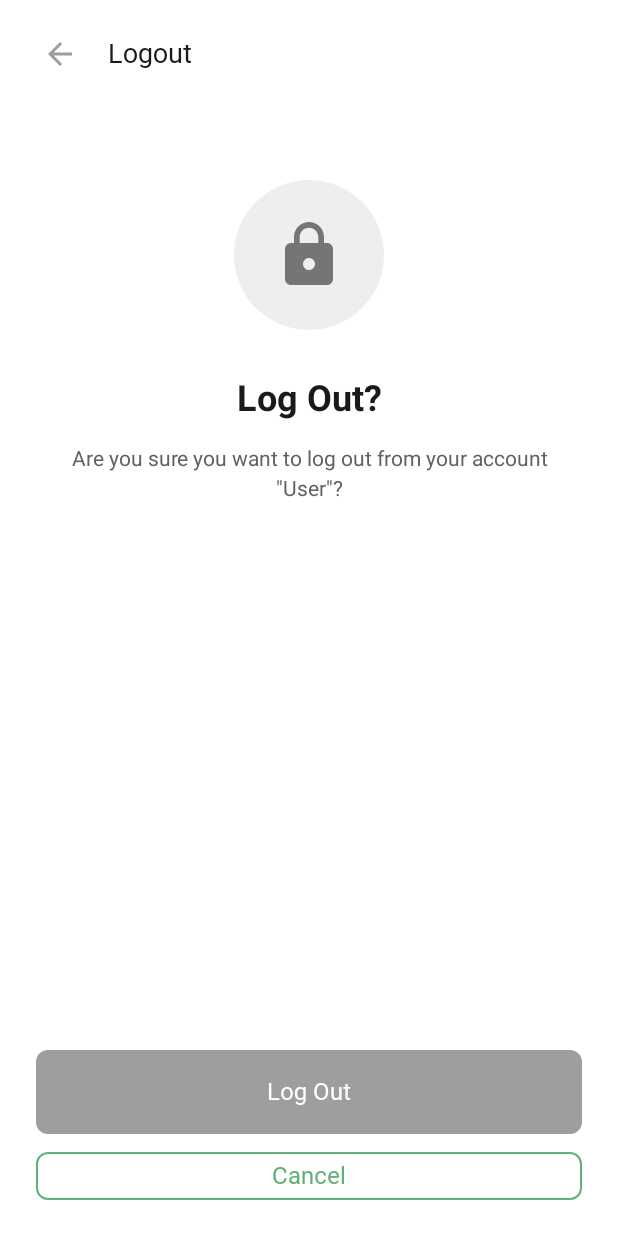
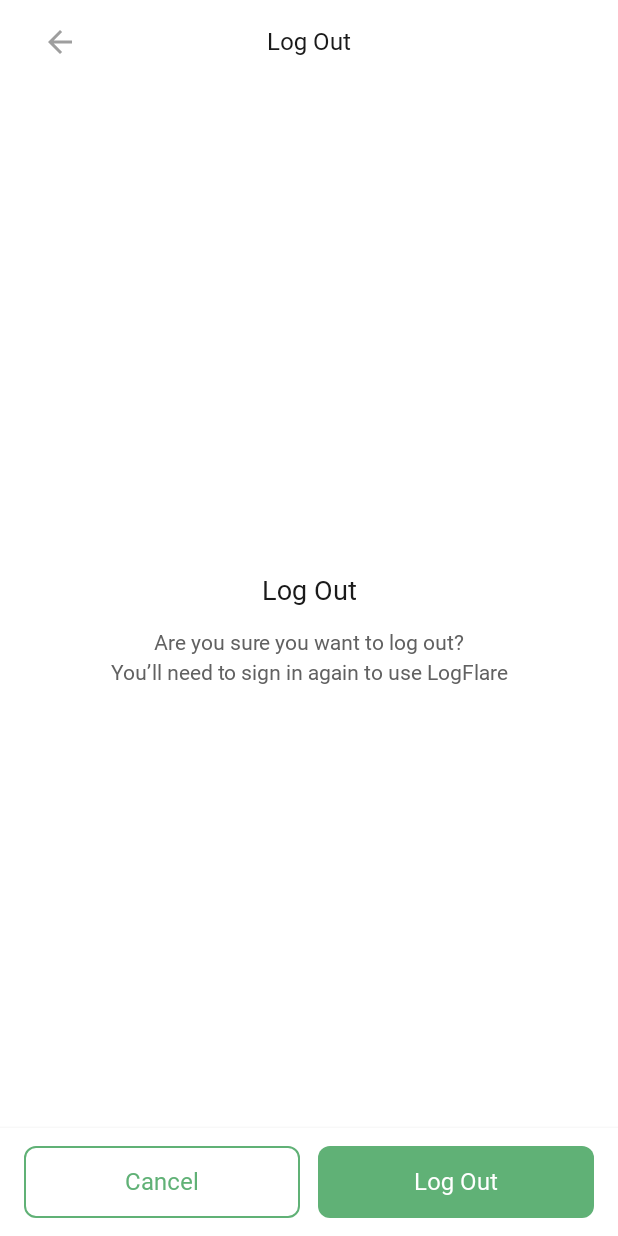
Before and after one commit to LogFlare-CAU/android, an Android app built with Jetpack Compose: the composable LogoutScreen shown on its own in the app's theme, on a phone screen of 412 x 824 dp. Run offline under Robolectric (Android 15) with nearby library versions, the phone set to English and light mode, and no system bars; our stand-ins replace Dagger/Hilt's generated code; Roboto replaces fonts that are not available here.

Commit message:
feat: add logout confirmation

```diff
--- a/app/src/main/java/com/example/logflare_android/feature/mypage/LogoutScreen.kt
+++ b/app/src/main/java/com/example/logflare_android/feature/mypage/LogoutScreen.kt
@@ -1,150 +1,150 @@
 package com.example.logflare_android.feature.mypage
 
+import androidx.compose.foundation.clickable
 import androidx.compose.foundation.layout.Arrangement
 import androidx.compose.foundation.layout.Column
+import androidx.compose.foundation.layout.Row
 import androidx.compose.foundation.layout.Spacer
 import androidx.compose.foundation.layout.fillMaxSize
 import androidx.compose.foundation.layout.fillMaxWidth
 import androidx.compose.foundation.layout.height
 import androidx.compose.foundation.layout.navigationBarsPadding
 import androidx.compose.foundation.layout.padding
-import androidx.compose.foundation.layout.size
-import androidx.compose.foundation.shape.RoundedCornerShape
-import androidx.compose.material.icons.Icons
-import androidx.compose.material.icons.filled.Lock
-import androidx.compose.material3.Icon
+import androidx.compose.material3.Scaffold
 import androidx.compose.material3.Surface
 import androidx.compose.material3.Text
 import androidx.compose.runtime.Composable
-import androidx.compose.runtime.LaunchedEffect
 import androidx.compose.runtime.collectAsState
 import androidx.compose.runtime.getValue
-import androidx.compose.runtime.mutableStateOf
-import androidx.compose.runtime.saveable.rememberSaveable
-import androidx.compose.runtime.setValue
 import androidx.compose.ui.Alignment
 import androidx.compose.ui.Modifier
-import androidx.compose.ui.text.font.FontWeight
 import androidx.compose.ui.text.style.TextAlign
 import androidx.compose.ui.unit.dp
-import androidx.compose.ui.unit.sp
 import androidx.hilt.navigation.compose.hiltViewModel
 import com.example.logflare.core.designsystem.AppTheme
+import com.example.logflare.core.designsystem.components.button.ButtonType
 import com.example.logflare.core.designsystem.components.button.ButtonVariant
 import com.example.logflare.core.designsystem.components.button.LogFlareButton
-import com.example.logflare.core.designsystem.components.button.BottomOutlinedButton
-import com.example.logflare.core.designsystem.components.navigation.BackHeader
+import com.example.logflare.core.designsystem.components.feedback.LogFlareSnackbar
+import com.example.logflare.core.designsystem.components.navigation.LogFlareTopAppBar
+import com.example.logflare.core.designsystem.components.navigation.TopAppBarTitleType
 
 @Composable
 fun LogoutScreen(
     onBack: () -> Unit,
     onLogout: () -> Unit,
     modifier: Modifier = Modifier,
-    viewModel: MyPageViewModel = hiltViewModel()
+    viewModel: LogoutViewModel = hiltViewModel()
 ) {
     val uiState by viewModel.ui.collectAsState()
-    var hasConfirmedLogout by rememberSaveable { mutableStateOf(false) }
 
-    LaunchedEffect(hasConfirmedLogout) {
-        if (hasConfirmedLogout) {
-            viewModel.logout(onLogout)
-        }
-    }
-
-    Surface(
-    modifier = modifier.fillMaxSize(),
-    color = AppTheme.colors.neutral.white
-    ) {
-        Column(
-            modifier = Modifier
-                .fillMaxSize()
-                .navigationBarsPadding()
-        ) {
-            BackHeader(title = "Logout", onBack = onBack)
-
-            LogoutContent(
-                username = uiState.username ?: "User",
-                onConfirmLogout = { hasConfirmedLogout = true },
-                onCancel = onBack
+    Scaffold(
+        modifier = modifier.fillMaxSize(),
+        containerColor = AppTheme.colors.neutral.white,
+        topBar = {
+            LogFlareTopAppBar(
+                titleType = TopAppBarTitleType.Title,
+                titleText = "Log Out",
+                onBack = onBack
+            )
+        },
+        bottomBar = {
+            LogoutBottomBar(
+                isLoading = uiState.isLoading,
+                errorMessage = uiState.errorMessage,
+                onCancel = onBack,
+                onConfirm = { viewModel.performLogout(onLogout) },
+                onDismissError = viewModel::clearError
             )
         }
+    ) { innerPadding ->
+        LogoutBody(
+            modifier = Modifier
+                .padding(innerPadding)
+                .fillMaxSize()
+        )
     }
 }
 
-
 @Composable
-private fun LogoutContent(
-    username: String,
-    onConfirmLogout: () -> Unit,
-    onCancel: () -> Unit
-) {
+private fun LogoutBody(modifier: Modifier = Modifier) {
     Column(
-        modifier = Modifier
-            .fillMaxSize()
-            .padding(horizontal = 24.dp)
-            .padding(top = 48.dp),
-        horizontalAlignment = Alignment.CenterHorizontally
+        modifier = modifier
+            .padding(horizontal = AppTheme.spacing.s6)
+            .padding(top = AppTheme.spacing.s8),
+        horizontalAlignment = Alignment.CenterHorizontally,
+        verticalArrangement = Arrangement.Center
     ) {
-        Surface(
-            shape = RoundedCornerShape(50),
-            color = AppTheme.colors.neutral.s20,
-            modifier = Modifier.size(100.dp)
-        ) {
-            Column(
-                modifier = Modifier.fillMaxSize(),
-                horizontalAlignment = Alignment.CenterHorizontally,
-                verticalArrangement = Arrangement.Center
-            ) {
-                Icon(
-                    imageVector = Icons.Default.Lock,
-                    contentDescription = null,
-                    tint = AppTheme.colors.neutral.s60,
-                    modifier = Modifier.size(48.dp)
-                )
-            }
-        }
-
-        Spacer(modifier = Modifier.height(32.dp))
-
         Text(
-            text = "Log Out?",
-            fontSize = 24.sp,
-            fontWeight = FontWeight.Bold,
+            text = "Log Out",
+            style = AppTheme.typography.bodyLgBold,
             color = AppTheme.colors.neutral.black,
             textAlign = TextAlign.Center
         )
 
-        Spacer(modifier = Modifier.height(16.dp))
+        Spacer(modifier = Modifier.height(AppTheme.spacing.s4))
 
         Text(
-            text = "Are you sure you want to log out from your account \"$username\"?",
-            fontSize = 14.sp,
+            text = "Are you sure you want to log out?\nYou’ll need to sign in again to use LogFlare",
+            style = AppTheme.typography.bodySmLight,
             color = AppTheme.colors.neutral.s70,
-            textAlign = TextAlign.Center,
-            lineHeight = 20.sp,
-            modifier = Modifier.padding(horizontal = 16.dp)
-        )
-
-        Spacer(modifier = Modifier.weight(1f))
-
-        LogFlareButton(
-            text = "Log Out",
-            onClick = onConfirmLogout,
-            modifier = Modifier
-                .fillMaxWidth()
-                .height(56.dp),
-            variant = ButtonVariant.Secondary
-        )
-
-        Spacer(modifier = Modifier.height(12.dp))
-
-        BottomOutlinedButton(
-            text = "Cancel",
-            onClick = onCancel,
-            modifier = Modifier
-                .fillMaxWidth()
-                .height(56.dp)
-                .padding(bottom = 24.dp)
+            textAlign = TextAlign.Center
         )
     }
 }
+
+@Composable
+private fun LogoutBottomBar(
+    isLoading: Boolean,
+    errorMessage: String?,
+    onCancel: () -> Unit,
+    onConfirm: () -> Unit,
+    onDismissError: () -> Unit
+) {
+    Surface(
+        color = AppTheme.colors.neutral.white,
+        tonalElevation = 4.dp,
+        shadowElevation = 4.dp
+    ) {
+        Column(
+            modifier = Modifier
+                .fillMaxWidth()
+                .navigationBarsPadding()
+                .padding(horizontal = AppTheme.spacing.s4)
+                .padding(vertical = AppTheme.spacing.s3),
+            verticalArrangement = Arrangement.spacedBy(AppTheme.spacing.s3)
+        ) {
+            errorMessage?.let { message ->
+                LogFlareSnackbar(
+                    message = message,
+                    modifier = Modifier
+                        .fillMaxWidth()
+                        .clickable { onDismissError() }
+                )
+            }
+
+            Row(
+                modifier = Modifier.fillMaxWidth(),
+                horizontalArrangement = Arrangement.spacedBy(AppTheme.spacing.s3)
+            ) {
+                LogFlareButton(
+                    text = "Cancel",
+                    onClick = onCancel,
+                    variant = ButtonVariant.Primary,
+                    type = ButtonType.Outline,
+                    enabled = !isLoading,
+                    modifier = Modifier.weight(1f)
+                )
+
+                LogFlareButton(
+                    text = if (isLoading) "Logging out..." else "Log Out",
+                    onClick = onConfirm,
+                    variant = ButtonVariant.Primary,
+                    type = ButtonType.Filled,
+                    enabled = !isLoading,
+                    modifier = Modifier.weight(1f)
+                )
+            }
+        }
+    }
+}
--- /dev/null
+++ b/app/src/main/java/com/example/logflare_android/feature/mypage/LogoutViewModel.kt
@@ -0,0 +1,42 @@
+package com.example.logflare_android.feature.mypage
+
+import androidx.lifecycle.ViewModel
+import androidx.lifecycle.viewModelScope
+import dagger.hilt.android.lifecycle.HiltViewModel
+import javax.inject.Inject
+import kotlinx.coroutines.delay
+import kotlinx.coroutines.flow.MutableStateFlow
+import kotlinx.coroutines.flow.StateFlow
+import kotlinx.coroutines.flow.update
+import kotlinx.coroutines.launch
+
+data class LogoutUiState(
+    val isLoading: Boolean = false,
+    val errorMessage: String? = null
+)
+
+@HiltViewModel
+class LogoutViewModel @Inject constructor() : ViewModel() {
+
+    private val _ui = MutableStateFlow(LogoutUiState())
+    val ui: StateFlow<LogoutUiState> = _ui
+
+    fun performLogout(onSuccess: () -> Unit) {
+        if (_ui.value.isLoading) return
+
+        viewModelScope.launch {
+            _ui.update { it.copy(isLoading = true, errorMessage = null) }
+            try {
+                delay(800)
+                _ui.update { LogoutUiState() }
+                onSuccess()
+            } catch (e: Exception) {
+                _ui.update { it.copy(isLoading = false, errorMessage = e.message) }
+            }
+        }
+    }
+
+    fun clearError() {
+        _ui.update { it.copy(errorMessage = null) }
+    }
+}
```
